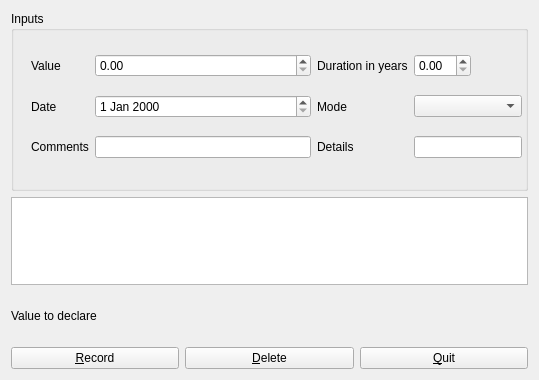
Before: the Qt Designer form plugins/accountplugin/assets/assetsviewer.ui in FreeHealth/freehealth, drawn with Qt 5.
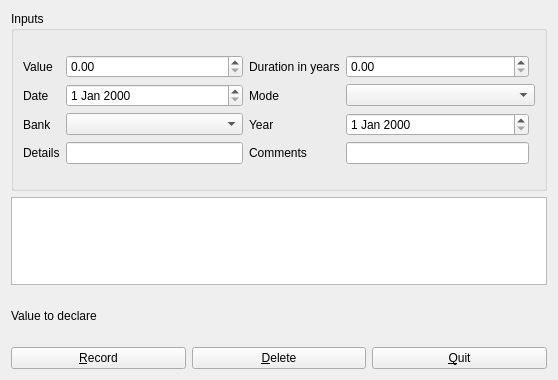
After: the same form once the commit is applied.

What changed in the file:
```diff
--- a/plugins/accountplugin/assets/assetsviewer.ui
+++ b/plugins/accountplugin/assets/assetsviewer.ui
@@ -6,7 +6,7 @@
    <rect>
     <x>0</x>
     <y>0</y>
-    <width>539</width>
+    <width>558</width>
     <height>380</height>
    </rect>
   </property>
@@ -27,15 +27,8 @@
        <property name="title">
         <string>Inputs</string>
        </property>
-       <widget class="QWidget" name="layoutWidget">
-        <property name="geometry">
-         <rect>
-          <x>20</x>
-          <y>31</y>
-          <width>491</width>
-          <height>131</height>
-         </rect>
-        </property>
+       <layout class="QGridLayout" name="gridLayout_4">
+        <item row="0" column="0">
         <layout class="QGridLayout" name="gridLayout">
          <item row="1" column="0">
           <widget class="QLabel" name="valueLabel">
@@ -69,16 +62,6 @@
          <item row="1" column="3">
           <widget class="QDoubleSpinBox" name="durationDoubleSpinBox"/>
          </item>
-         <item row="3" column="2">
-          <widget class="QLabel" name="detailsLabel">
-           <property name="text">
-            <string>Details</string>
-           </property>
-          </widget>
-         </item>
-         <item row="3" column="3" colspan="2">
-          <widget class="QLineEdit" name="detailsEdit"/>
-         </item>
          <item row="2" column="2">
           <widget class="QLabel" name="modeLabel">
            <property name="text">
@@ -105,18 +88,63 @@
          <item row="2" column="1">
           <widget class="QDateEdit" name="dateEdit"/>
          </item>
-         <item row="3" column="0">
+          <item row="4" column="0">
+           <widget class="QLabel" name="detailsLabel">
+            <property name="text">
+             <string>Details</string>
+            </property>
+           </widget>
+          </item>
+          <item row="4" column="2">
           <widget class="QLabel" name="commentsLabel">
            <property name="text">
             <string>Comments</string>
            </property>
           </widget>
          </item>
+          <item row="4" column="3">
+           <widget class="QLineEdit" name="commentsEdit">
+            <property name="minimumSize">
+             <size>
+              <width>183</width>
+              <height>0</height>
+             </size>
+            </property>
+           </widget>
+          </item>
+          <item row="4" column="1">
+           <widget class="QLineEdit" name="detailsEdit">
+            <property name="minimumSize">
+             <size>
+              <width>0</width>
+              <height>0</height>
+             </size>
+            </property>
+           </widget>
+          </item>
          <item row="3" column="1">
-          <widget class="QLineEdit" name="commentsEdit"/>
-         </item>
-        </layout>
-       </widget>
+           <widget class="QComboBox" name="bankComboBox"/>
+          </item>
+          <item row="3" column="0">
+           <widget class="QLabel" name="bankLabel">
+            <property name="text">
+             <string>Bank</string>
+            </property>
+           </widget>
+          </item>
+          <item row="3" column="2">
+           <widget class="QLabel" name="yearLabel">
+            <property name="text">
+             <string>Year</string>
+            </property>
+           </widget>
+          </item>
+          <item row="3" column="3">
+           <widget class="QDateEdit" name="yearEdit"/>
+          </item>
+         </layout>
+        </item>
+       </layout>
       </widget>
      </item>
      <item row="1" column="0" colspan="3">
```
Left out of the diff: 12 changed lines with no effect on the pictures. Lines whose indentation alone changed are shown as unchanged.
